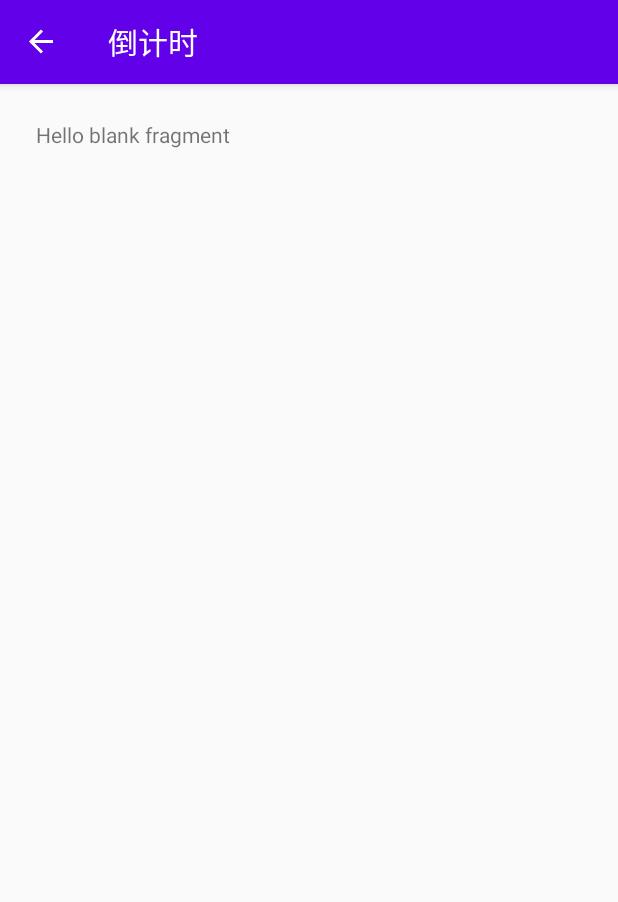
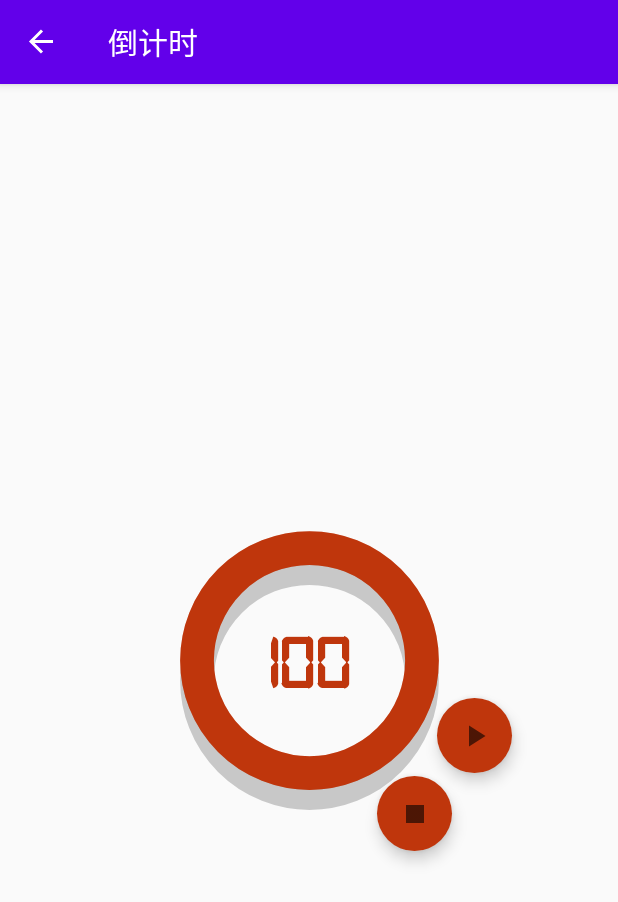
Before and after one commit to WhatToDo-NJUST/ToDo-kt, an Android app built with Jetpack Compose: the CountDownFragment screen opened through its navigation route, on a phone screen of 412 x 824 dp. Shown: the top 902 px of the screen. Run offline under Robolectric (Android 15) with nearby library versions, the phone set to English and light mode, and no system bars; our stand-ins replace Room's generated code, constraintlayout-compose, livedata-compose, navigation-ui; 4 statements that could not run were skipped.

Commit message:
倒计时页面（暂不可更改计时时间）

```diff
--- a/app/src/main/java/com/example/todoapp/fragments/countdown/CountDownFragment.kt
+++ b/app/src/main/java/com/example/todoapp/fragments/countdown/CountDownFragment.kt
@@ -1,32 +1,150 @@
 package com.example.todoapp.fragments.countdown
 
 import android.os.Bundle
+import android.os.CountDownTimer
 import androidx.fragment.app.Fragment
 import android.view.LayoutInflater
 import android.view.View
 import android.view.ViewGroup
-import androidx.fragment.app.viewModels
-import com.example.todoapp.data.viewmodel.ToDoViewModel
-import com.example.todoapp.databinding.FragmentCountDownBinding
-import com.example.todoapp.fragments.SharedViewModel
-
+import androidx.compose.animation.core.LinearEasing
+import androidx.compose.animation.core.tween
+import androidx.compose.foundation.Image
+import androidx.compose.foundation.layout.*
+import androidx.compose.material.FloatingActionButton
+import androidx.compose.material.MaterialTheme
+import androidx.compose.material.Text
+import androidx.compose.runtime.Composable
+import androidx.compose.runtime.getValue
+import androidx.compose.runtime.livedata.observeAsState
+import androidx.compose.ui.Modifier
+import androidx.compose.ui.platform.ComposeView
+import androidx.compose.ui.res.painterResource
+import androidx.compose.ui.res.stringResource
+import androidx.compose.ui.text.font.FontWeight
+import androidx.compose.ui.tooling.preview.Preview
+import androidx.compose.ui.unit.dp
+import androidx.compose.ui.unit.sp
+import androidx.constraintlayout.compose.ConstraintLayout
+import androidx.lifecycle.LiveData
+import androidx.lifecycle.MutableLiveData
+import com.example.todoapp.ui.CircularProgress
+import com.example.todoapp.ui.theme.AppTheme
+import com.example.todoapp.R
 
 class CountDownFragment : Fragment() {
-    private val mToDoViewModel: ToDoViewModel by viewModels()
-    private val mSharedViewModel: SharedViewModel by viewModels()
 
-    private var _binding: FragmentCountDownBinding? = null
-    private val binding get() = _binding!!
+    private val step = 1000
+    private val max = 100
+    private val timeLiveData = MutableLiveData(max)
+    private val time: LiveData<Int> = timeLiveData
+    private val pausedLiveData = MutableLiveData(true)
+    private val paused: LiveData<Boolean> = pausedLiveData
+    private val timer = object : CountDownTimer(max * 1000L, step.toLong()) {
+        override fun onTick(millisUntilFinished: Long) {
+            val current = timeLiveData.value ?: 0
+            if (current <= 0) {
+                onFinish()
+            } else {
+                timeLiveData.value = current - 1
+            }
+        }
+
+        override fun onFinish() {
+            pausedLiveData.value = true
+            timeLiveData.value = max
+        }
+    }
+
     override fun onCreateView(
         inflater: LayoutInflater, container: ViewGroup?,
         savedInstanceState: Bundle?
     ): View {
-        // Inflate the layout for this fragment
-        _binding = FragmentCountDownBinding.inflate(layoutInflater, container, false)
 
-        // Set Menu
-        setHasOptionsMenu(true)
-
-        return binding.root
+        return ComposeView(requireContext()).apply {
+            setContent {
+                AppTheme {
+                    val timeValue by time.observeAsState(max)
+                    val isPaused by paused.observeAsState(true)
+                    CountdownScreen(timeValue, max, isPaused) {
+                        when (it) {
+                            Action.Play -> {
+                                pausedLiveData.value = false
+                                timer.start()
+                            }
+                            Action.Pause -> {
+                                pausedLiveData.value = true
+                                timer.cancel()
+                            }
+                            Action.Stop -> {
+                                timer.cancel()
+                                timer.onFinish()
+                            }
+                        }
+                    }
+                }
+            }
+        }
     }
 }
+@Composable
+private fun CountdownScreen(time: Int, max: Int, paused: Boolean, onAction: (Action) -> Unit) {
+    ConstraintLayout(Modifier.fillMaxSize()) {
+        val (progress, label, btnStart, btnStop) = createRefs()
+        CircularProgress(
+            Modifier
+                .width(150.dp)
+                .height(150.dp)
+                .constrainAs(progress) { centerTo(parent) },
+            progress = time.toFloat() * 100 / max,
+            color = MaterialTheme.colors.primary,
+            animationSpec = tween(durationMillis = if (time == max) 2000 else 200, easing = LinearEasing)
+        )
+        Text(
+            text = "$time",
+            style = MaterialTheme.typography.body2,
+            color = MaterialTheme.colors.primary,
+            fontSize = 50.sp,
+            fontWeight = FontWeight.Bold,
+            modifier = Modifier
+                .padding(8.dp)
+                .constrainAs(label) { centerTo(progress) },
+        )
+        FloatingActionButton(
+            onClick = { onAction.invoke(if (paused) Action.Play else Action.Pause) },
+            modifier = Modifier
+                .size(50.dp)
+                .constrainAs(btnStart) {
+                    top.linkTo(progress.top, 100.dp)
+                    start.linkTo(progress.end, 10.dp)
+                }
+        ) {
+            Image(
+                painterResource(if (paused) R.drawable.ic_play else R.drawable.ic_pause),
+                stringResource(if (paused) R.string.btn_play else R.string.btn_pause)
+            )
+        }
+        FloatingActionButton(
+            onClick = { onAction.invoke(Action.Stop) },
+            modifier = Modifier
+                .size(50.dp)
+                .constrainAs(btnStop) {
+                    top.linkTo(btnStart.bottom, 2.dp)
+                    end.linkTo(btnStart.end, 40.dp)
+                }
+        ) {
+            Image(painterResource(R.drawable.ic_stop), stringResource(R.string.btn_stop))
+        }
+    }
+}
+
+@Composable
+@Preview
+fun Mock() {
+    AppTheme { CountdownScreen(70, 60, true, onAction = { }) }
+}
+
+sealed class Action {
+    object Play : Action()
+    object Pause : Action()
+    object Stop : Action()
+}
--- /dev/null
+++ b/app/src/main/java/com/example/todoapp/ui/CircularProgress.kt
@@ -0,0 +1,110 @@
+package com.example.todoapp.ui
+
+import androidx.compose.animation.core.AnimationSpec
+import androidx.compose.animation.core.LinearOutSlowInEasing
+import androidx.compose.animation.core.animateFloatAsState
+import androidx.compose.animation.core.tween
+import androidx.compose.foundation.Canvas
+import androidx.compose.foundation.ExperimentalFoundationApi
+import androidx.compose.foundation.isSystemInDarkTheme
+import androidx.compose.foundation.layout.Box
+import androidx.compose.foundation.layout.fillMaxSize
+import androidx.compose.foundation.layout.height
+import androidx.compose.foundation.layout.padding
+import androidx.compose.foundation.layout.width
+import androidx.compose.foundation.lazy.LazyVerticalGrid
+import androidx.compose.foundation.lazy.grid.GridCells
+import androidx.compose.foundation.lazy.grid.LazyGridScope
+import androidx.compose.foundation.lazy.grid.LazyVerticalGrid
+import androidx.compose.foundation.lazy.grid.items
+import androidx.compose.material.MaterialTheme
+import androidx.compose.runtime.Composable
+import androidx.compose.runtime.getValue
+import androidx.compose.ui.Alignment
+import androidx.compose.ui.Modifier
+import androidx.compose.ui.geometry.Offset
+import androidx.compose.ui.geometry.Size
+import androidx.compose.ui.graphics.Color
+import androidx.compose.ui.graphics.StrokeCap
+import androidx.compose.ui.graphics.drawscope.Stroke
+import androidx.compose.ui.tooling.preview.Preview
+import androidx.compose.ui.unit.dp
+import com.example.todoapp.ui.theme.AppTheme
+
+@Composable
+fun CircularProgress(
+    modifier: Modifier = Modifier,
+    color: Color,
+    backgroundColor: Color = color,
+    startingAngle: Float = 270f,
+    progress: Float,
+    animate: Boolean = true,
+    animationSpec: AnimationSpec<Float> = tween(durationMillis = 250, easing = LinearOutSlowInEasing)
+) {
+    val darkMode = isSystemInDarkTheme()
+    val animatedProgress: Float by animateFloatAsState(targetValue = progress, animationSpec = animationSpec)
+    Canvas(modifier) {
+        val sweepAngle = (360 * if (animate) animatedProgress else progress) / 100
+        val ringRadius = size.minDimension * 0.15f
+        val size = Size(size.width, size.height)
+        drawArc(backgroundColor, startingAngle, 360f, false, size = size, alpha = 0.2f, style = Stroke(ringRadius))
+        drawArc(
+            color = if (darkMode) Color.White else Color.Black,
+            startingAngle, sweepAngle, false, Offset(0f, 20f), size, 0.2f, Stroke(ringRadius, cap = StrokeCap.Round)
+        )
+        drawArc(color, startingAngle, sweepAngle, false, size = size, style = Stroke(ringRadius, cap = StrokeCap.Round))
+    }
+}
+
+@ExperimentalFoundationApi
+@Composable
+@Preview
+private fun MockCountdownTimer() {
+    AppTheme {
+        val rows = listOf(
+            Pair(0f, MaterialTheme.colors.primary),
+            Pair(5f, MaterialTheme.colors.primary),
+            Pair(10f, MaterialTheme.colors.primary),
+            Pair(15f, MaterialTheme.colors.primary),
+            Pair(20f, MaterialTheme.colors.primary),
+            Pair(25f, MaterialTheme.colors.primary),
+            Pair(30f, MaterialTheme.colors.primary),
+            Pair(35f, MaterialTheme.colors.primary),
+            Pair(40f, MaterialTheme.colors.primary),
+            Pair(45f, MaterialTheme.colors.primary),
+            Pair(50f, MaterialTheme.colors.primary),
+            Pair(55f, MaterialTheme.colors.primary),
+            Pair(60f, MaterialTheme.colors.primary),
+            Pair(65f, MaterialTheme.colors.primary),
+            Pair(70f, MaterialTheme.colors.primary),
+            Pair(75f, MaterialTheme.colors.primary),
+            Pair(80f, MaterialTheme.colors.primary),
+            Pair(85f, MaterialTheme.colors.primary),
+            Pair(90f, MaterialTheme.colors.primary),
+            Pair(95f, MaterialTheme.colors.primary),
+            Pair(100f, MaterialTheme.colors.primary)
+        )
+        LazyVerticalGrid(
+            columns = GridCells.Adaptive(minSize = 130.dp),
+            modifier = Modifier.fillMaxSize(),
+            state = error("placeholder"),
+            contentPadding = error("placeholder"),
+            reverseLayout = error("placeholder"),
+            verticalArrangement = error("placeholder"),
+            horizontalArrangement = error("placeholder"),
+            flingBehavior = error("placeholder"),
+            userScrollEnabled = error("placeholder")
+        ) {
+            items(rows) {
+                Box(Modifier.padding(20.dp), contentAlignment = Alignment.Center) {
+                    CircularProgress(
+                        Modifier
+                            .width(80.dp)
+                            .height(80.dp),
+                        progress = it.first, color = it.second
+                    )
+                }
+            }
+        }
+    }
+}
--- /dev/null
+++ b/app/src/main/java/com/example/todoapp/ui/theme/Color.kt
@@ -0,0 +1,8 @@
+package com.example.todoapp.ui.theme
+
+import androidx.compose.ui.graphics.Color
+
+val teal700 = Color(0xFF018786)
+val teal700_alt = Color(0xFF024B4A)
+val red900 = Color(0xFFBF360C)
+val red700 = Color(0xFF9A0007)
--- /dev/null
+++ b/app/src/main/java/com/example/todoapp/ui/theme/Shape.kt
@@ -0,0 +1,11 @@
+package com.example.todoapp.ui.theme
+
+import androidx.compose.foundation.shape.RoundedCornerShape
+import androidx.compose.material.Shapes
+import androidx.compose.ui.unit.dp
+
+val shapes = Shapes(
+    small = RoundedCornerShape(4.dp),
+    medium = RoundedCornerShape(4.dp),
+    large = RoundedCornerShape(0.dp)
+)
--- /dev/null
+++ b/app/src/main/java/com/example/todoapp/ui/theme/Theme.kt
@@ -0,0 +1,35 @@
+package com.example.todoapp.ui.theme
+
+import android.annotation.SuppressLint
+import androidx.compose.foundation.isSystemInDarkTheme
+import androidx.compose.material.MaterialTheme
+import androidx.compose.material.darkColors
+import androidx.compose.material.lightColors
+import androidx.compose.runtime.Composable
+import androidx.compose.ui.graphics.Color
+
+@SuppressLint("ConflictingOnColor")
+private val DarkColorPalette = darkColors(
+    primary = teal700,
+    primaryVariant = teal700_alt,
+    secondary = teal700,
+    onPrimary = Color.White
+)
+
+private val LightColorPalette = lightColors(
+    primary = red900,
+    primaryVariant = red700,
+    secondary = red900,
+    onPrimary = Color.White,
+    onSecondary = Color.White
+)
+
+@Composable
+fun AppTheme(darkTheme: Boolean = isSystemInDarkTheme(), content: @Composable () -> Unit) {
+    MaterialTheme(
+        colors = if (darkTheme) DarkColorPalette else LightColorPalette,
+        typography = typography,
+        shapes = shapes,
+        content = content
+    )
+}
--- /dev/null
+++ b/app/src/main/java/com/example/todoapp/ui/theme/Type.kt
@@ -0,0 +1,25 @@
+package com.example.todoapp.ui.theme
+
+import androidx.compose.material.Typography
+import androidx.compose.ui.text.TextStyle
+import androidx.compose.ui.text.font.Font
+import androidx.compose.ui.text.font.FontFamily
+import androidx.compose.ui.text.font.FontWeight
+import androidx.compose.ui.unit.sp
+import com.example.todoapp.R
+
+// Set of Material typography styles to start with
+val digitalFontFamily = FontFamily(Font(R.font.digital_7))
+val typography = Typography(
+    body1 = TextStyle(
+        fontFamily = FontFamily.Default,
+        fontWeight = FontWeight.Normal,
+        fontSize = 16.sp
+    ),
+    body2 = TextStyle(
+        fontFamily = digitalFontFamily,
+        fontWeight = FontWeight.Normal,
+        fontSize = 14.sp,
+        letterSpacing = 0.25.sp
+    )
+)
--- /dev/null
+++ b/app/src/main/res/drawable-v24/ic_play.xml
@@ -0,0 +1,10 @@
+<vector xmlns:android="http://schemas.android.com/apk/res/android"
+        android:width="24dp"
+        android:height="24dp"
+        android:tint="?attr/colorControlNormal"
+        android:viewportWidth="24"
+        android:viewportHeight="24">
+    <path
+            android:fillColor="@android:color/white"
+            android:pathData="M8,5v14l11,-7z" />
+</vector>
--- /dev/null
+++ b/app/src/main/res/drawable/ic_pause.xml
@@ -0,0 +1,10 @@
+<vector xmlns:android="http://schemas.android.com/apk/res/android"
+        android:width="24dp"
+        android:height="24dp"
+        android:tint="?attr/colorControlNormal"
+        android:viewportWidth="24"
+        android:viewportHeight="24">
+    <path
+            android:fillColor="@android:color/white"
+            android:pathData="M6,19h4L10,5L6,5v14zM14,5v14h4L18,5h-4z" />
+</vector>
--- /dev/null
+++ b/app/src/main/res/drawable/ic_stop.xml
@@ -0,0 +1,10 @@
+<vector xmlns:android="http://schemas.android.com/apk/res/android"
+        android:width="24dp"
+        android:height="24dp"
+        android:tint="?attr/colorControlNormal"
+        android:viewportWidth="24"
+        android:viewportHeight="24">
+    <path
+            android:fillColor="@android:color/white"
+            android:pathData="M6,6h12v12H6z" />
+</vector>
--- a/app/src/main/res/values/strings.xml
+++ b/app/src/main/res/values/strings.xml
@@ -14,7 +14,9 @@
     <string name="save">Save</string>
     <string name="delete">Delete</string>
     <string name="count_down">Count Down</string>
-
+    <string name="btn_play">Start</string>
+    <string name="btn_pause">Pause</string>
+    <string name="btn_stop">Stop</string>
     <string-array name="priorities">
         <item>High Priority</item>
         <item>Medium Priority</item>
--- a/build.gradle
+++ b/build.gradle
@@ -1,5 +1,6 @@
 // Top-level build file where you can add configuration options common to all sub-projects/modules.
 buildscript {
+    ext.compose_version = '1.2.0-beta03'
 
     repositories {
         google()
```
Also changed, not shown: app/build.gradle (+15 -2 lines), app/src/main/res/drawable/ic_launcher_foreground.xml (added, +16 -0 lines), app/src/main/res/values/colors.xml (+8 -0 lines), app/src/main/res/font/digital_7.ttf (added).
